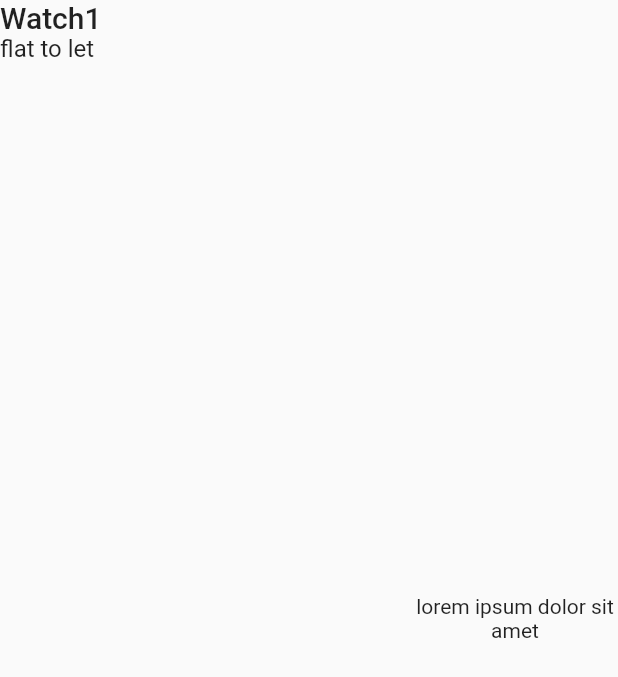
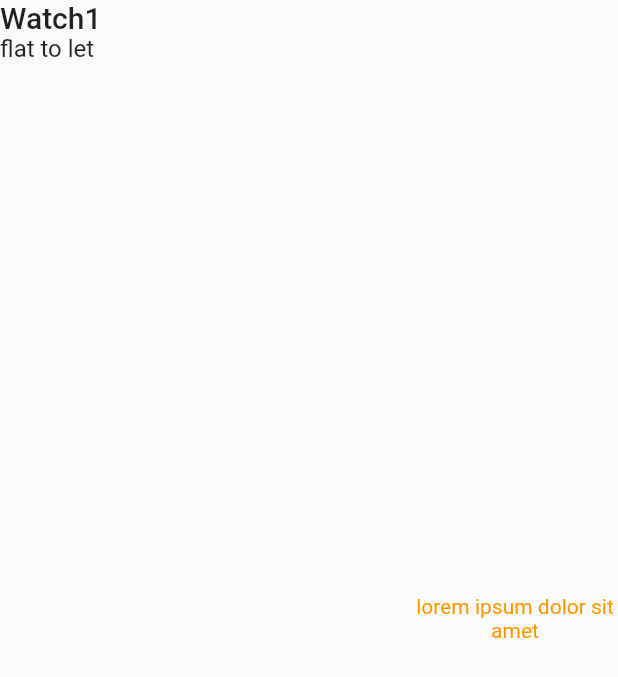
Before and after one commit to jaklia/flutter_rm, a Flutter app: the CardHeader widget shown alone on an empty page, opened directly with sample values from the repository, on a phone screen of 412 x 824 dp. Shown: the top 677 px of the screen. Run offline on Flutter 3.47's test engine with Material 2 defaults, Android fonts, the phone set to English and light mode, and no system bars; our stand-ins replace dio, flutter_bloc; network calls fail.

Commit message:
text color

```diff
--- a/lib/widgets/card/card_header.dart
+++ b/lib/widgets/card/card_header.dart
@@ -26,11 +26,15 @@ class CardHeader extends StatelessWidget {
             ],
           ),
         ),
-        const Expanded(
+        Expanded(
           flex: 1,
           child: Text(
             "lorem ipsum dolor sit amet",
             textAlign: TextAlign.center,
+            style: Theme.of(context)
+                .textTheme
+                .bodyText2!
+                .copyWith(color: Colors.orange),
           ),
         )
       ],
```
